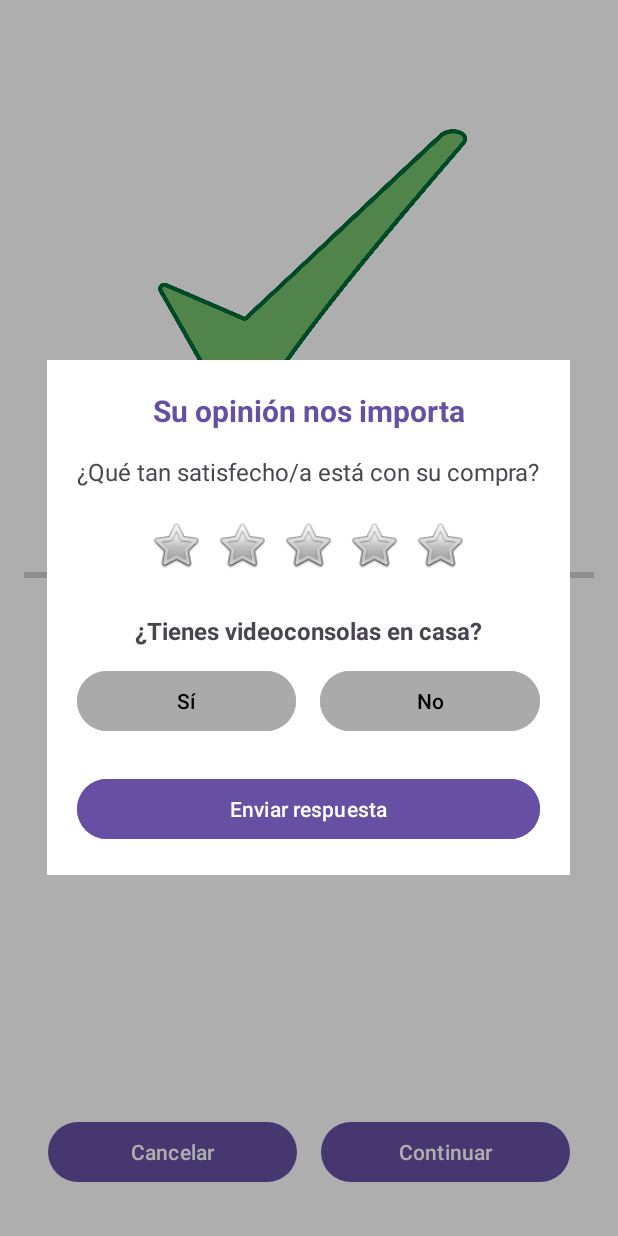
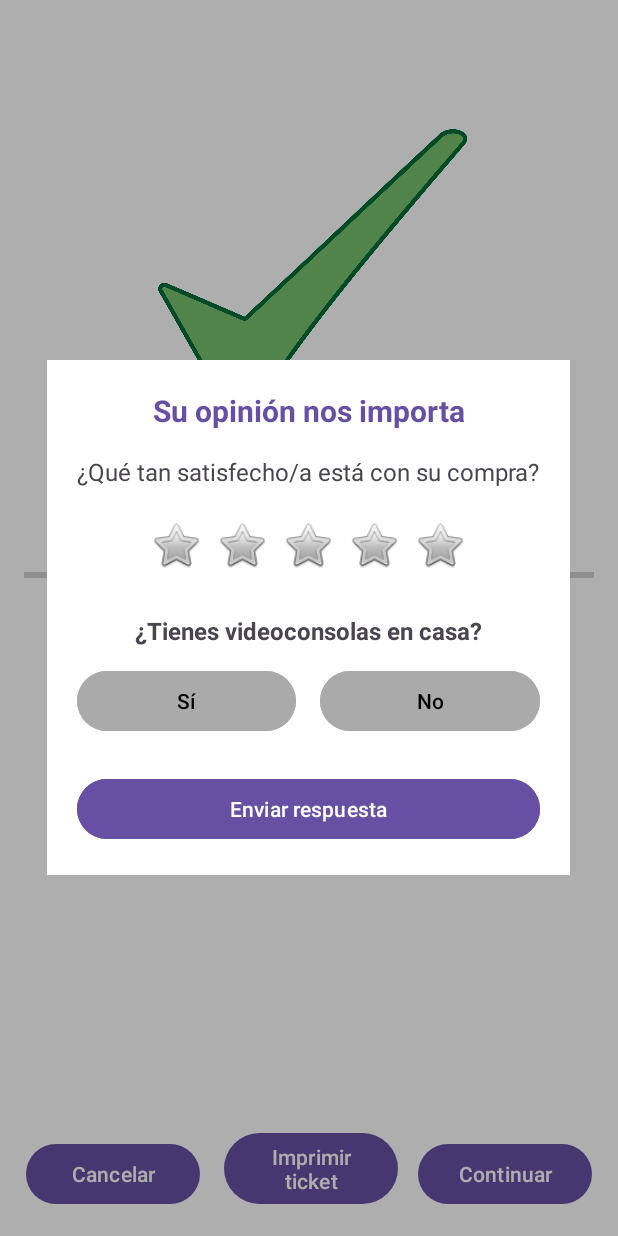
Before and after one commit to HectorFC67/LaboralKutxaTPV, an Android app: the VentanaConfirmacionPago screen opened directly, with no data from a screen before it, on a phone screen of 412 x 824 dp. Run offline under Robolectric (Android 15) with nearby library versions, the phone set to English and light mode, and no system bars.

Commit message:
Implementar creación de ticket (funcionalidad, falta mejorar diseño)

```diff
--- a/app/src/main/java/com/example/laboralkutxatpv/VentanaMontoFinal.kt
+++ b/app/src/main/java/com/example/laboralkutxatpv/VentanaMontoFinal.kt
@@ -44,10 +44,14 @@ class VentanaMontoFinal : AppCompatActivity() {
             // Pasar el importe final y el método de pago a la siguiente ventana
             intent.putExtra("montoTotal", montoFinal)
             intent.putExtra("metodoPago", metodoPago)
-            // Pasar la información del cupón
+            // Pasar la información del cupón/descuento
             intent.putExtra("descripcionDescuento", descripcionDescuento)
+            // (Opcional) Pasar también el monto de descuento si quieres mostrarlo
+            intent.putExtra("montoDescuento", montoDescuento)
+
             // Transferir productos si existen
             intent.putExtras(this.intent)
+
             startActivity(intent)
         }
     }
--- a/app/src/main/res/layout/activity_ventana_confirmacion_pago.xml
+++ b/app/src/main/res/layout/activity_ventana_confirmacion_pago.xml
@@ -11,9 +11,6 @@
     tools:context=".VentanaConfirmacionPago">
 
     <!-- Ícono de OK en grande -->
-
-    <!-- Texto con el mensaje de cuántos euros faltan -->
-
     <ImageView
         android:id="@+id/imgOk"
         android:layout_width="214dp"
@@ -25,14 +22,15 @@
         app:layout_constraintStart_toStartOf="parent"
         app:layout_constraintTop_toTopOf="parent" />
 
+    <!-- Texto con el mensaje de cuántos euros faltan -->
     <TextView
         android:id="@+id/tvFaltan"
         android:layout_width="wrap_content"
         android:layout_height="wrap_content"
         android:layout_marginTop="24dp"
+        android:text="Te faltan 20€ para recibir un cupón"
         android:textColor="@android:color/black"
         android:textSize="16sp"
-        android:text="Te faltan 20€ para recibir un cupón"
         app:layout_constraintEnd_toEndOf="parent"
         app:layout_constraintHorizontal_bias="0.5"
         app:layout_constraintStart_toStartOf="parent"
@@ -49,9 +47,9 @@
         android:max="100"
         android:progress="80"
         android:progressTint="#4CAF50"
-        app:layout_constraintTop_toBottomOf="@id/tvFaltan"
+        app:layout_constraintEnd_toEndOf="parent"
         app:layout_constraintStart_toStartOf="parent"
-        app:layout_constraintEnd_toEndOf="parent" />
+        app:layout_constraintTop_toBottomOf="@id/tvFaltan" />
 
     <!-- Texto: "Pago realizado con éxito" -->
     <TextView
@@ -59,10 +57,10 @@
         android:layout_width="wrap_content"
         android:layout_height="wrap_content"
         android:layout_marginTop="24dp"
+        android:text="Pago realizado con éxito"
         android:textColor="@android:color/black"
         android:textSize="22sp"
         android:textStyle="bold"
-        android:text="Pago realizado con éxito"
         app:layout_constraintEnd_toEndOf="parent"
         app:layout_constraintHorizontal_bias="0.496"
         app:layout_constraintStart_toStartOf="parent"
@@ -73,27 +71,41 @@
         android:id="@+id/btnCancelar"
         android:layout_width="0dp"
         android:layout_height="wrap_content"
+        android:layout_marginStart="1dp"
         android:layout_marginEnd="8dp"
-        android:layout_marginStart="16dp"
-        android:layout_marginBottom="16dp"
+        android:layout_marginBottom="1dp"
         android:text="Cancelar"
         android:textAllCaps="false"
         app:layout_constraintBottom_toBottomOf="parent"
+        app:layout_constraintEnd_toStartOf="@id/btnImprimirTicket"
+        app:layout_constraintStart_toStartOf="parent" />
+
+    <!-- Botón: Imprimir ticket -->
+    <Button
+        android:id="@+id/btnImprimirTicket"
+        android:layout_width="0dp"
+        android:layout_height="wrap_content"
+        android:layout_marginStart="8dp"
+        android:layout_marginEnd="8dp"
+        android:layout_marginBottom="1dp"
+        android:text="Imprimir ticket"
+        android:textAllCaps="false"
+        app:layout_constraintBottom_toBottomOf="parent"
         app:layout_constraintEnd_toStartOf="@id/btnContinuar"
-        app:layout_constraintStart_toStartOf="parent" />
+        app:layout_constraintStart_toEndOf="@id/btnCancelar" />
 
     <!-- Botón: Continuar -->
     <Button
         android:id="@+id/btnContinuar"
         android:layout_width="0dp"
         android:layout_height="wrap_content"
-        android:layout_marginEnd="16dp"
-        android:layout_marginStart="8dp"
-        android:layout_marginBottom="16dp"
+        android:layout_marginStart="5dp"
+        android:layout_marginEnd="1dp"
+        android:layout_marginBottom="1dp"
         android:text="Continuar"
         android:textAllCaps="false"
         app:layout_constraintBottom_toBottomOf="parent"
         app:layout_constraintEnd_toEndOf="parent"
-        app:layout_constraintStart_toEndOf="@id/btnCancelar" />
+        app:layout_constraintStart_toEndOf="@id/btnImprimirTicket" />
 
 </androidx.constraintlayout.widget.ConstraintLayout>
```
Also changed, not shown: app/src/main/java/com/example/laboralkutxatpv/VentanaConfirmacionPago.kt (+58 -1 lines), app/src/main/res/layout/dialog_imprimir_ticket.xml (added, +40 -0 lines).
